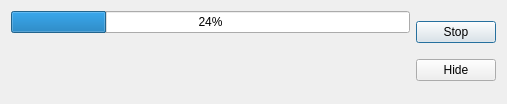
WizTeam/WizQTClient, file src/ui/wizProgressDialog.ui: the form before one commit.
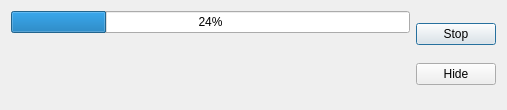
The form after the commit.

What changed in the file:
```diff
--- a/src/ui/wizProgressDialog.ui
+++ b/src/ui/wizProgressDialog.ui
@@ -7,7 +7,7 @@
     <x>0</x>
     <y>0</y>
     <width>507</width>
-    <height>104</height>
+    <height>110</height>
    </rect>
   </property>
   <property name="sizePolicy">
```
